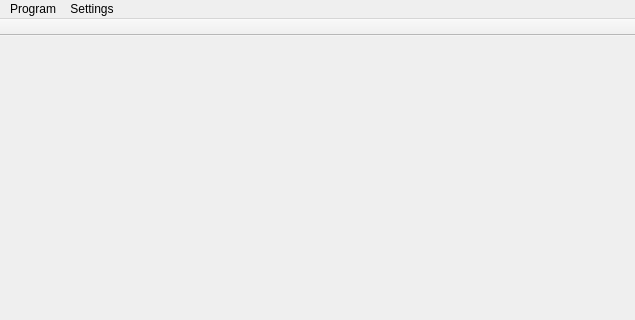
The window that mainwindow.ui (tom3q/file-dragon) describes before a commit, drawn with Qt 5; both pictures show x 0 to 635 and y 0 to 320 of the 635 by 545 pixel window.
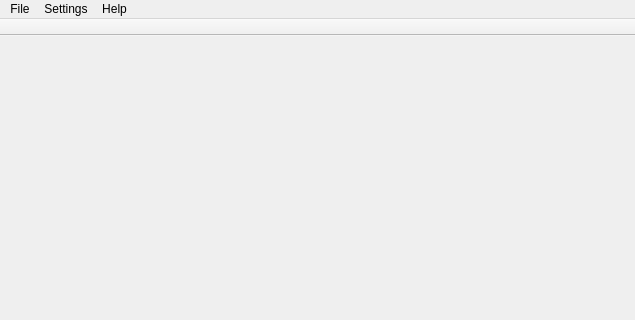
The same window after the commit.

```diff
--- a/mainwindow.ui
+++ b/mainwindow.ui
@@ -27,7 +27,7 @@
    </property>
    <widget class="QMenu" name="menuPlik">
     <property name="title">
-     <string>Program</string>
+     <string>File</string>
     </property>
     <addaction name="actionExit"/>
    </widget>
@@ -36,9 +36,17 @@
      <string>Settings</string>
     </property>
     <addaction name="actionFilters"/>
+    <addaction name="actionCell_coloring"/>
+   </widget>
+   <widget class="QMenu" name="menuHelp">
+    <property name="title">
+     <string>Help</string>
+    </property>
+    <addaction name="actionAbout"/>
    </widget>
    <addaction name="menuPlik"/>
    <addaction name="menuSettings"/>
+   <addaction name="menuHelp"/>
   </widget>
   <widget class="QStatusBar" name="statusBar"/>
   <widget class="QToolBar" name="mainToolBar">
```
Left out of the diff: 10 changed lines with no effect on the pictures.
